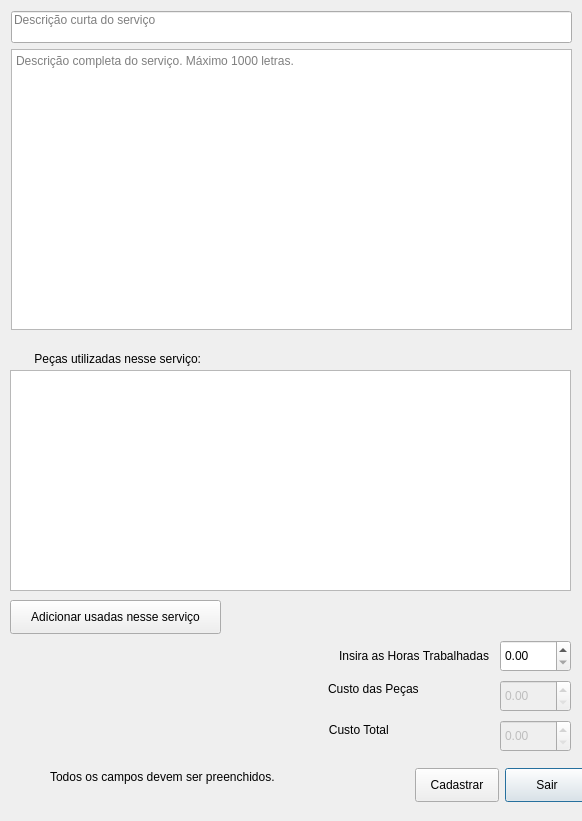
First picture: the form in addservice.ui, repository bedi1982/Oficina, before the edit.
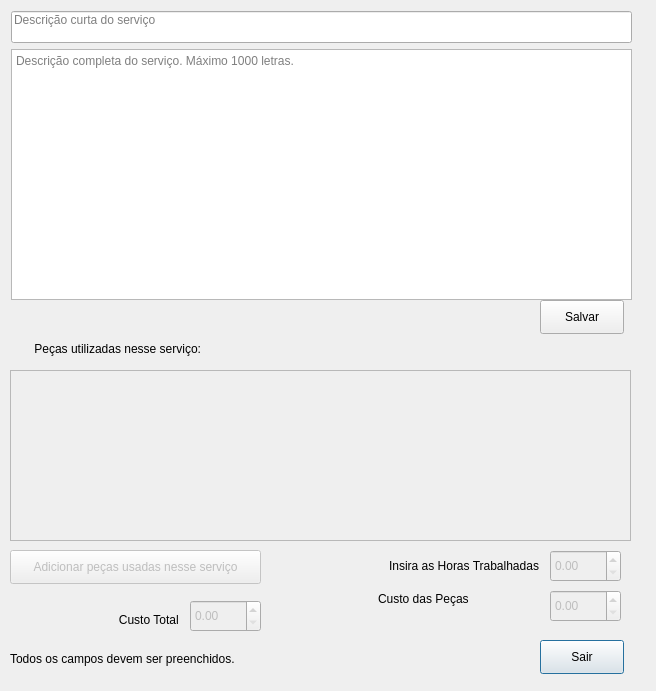
Second picture: the form after the edit.

What changed in the file:
```diff
--- a/addservice.ui
+++ b/addservice.ui
@@ -6,10 +6,16 @@
    <rect>
     <x>0</x>
     <y>0</y>
-    <width>582</width>
-    <height>821</height>
+    <width>656</width>
+    <height>691</height>
    </rect>
   </property>
+  <property name="sizePolicy">
+   <sizepolicy hsizetype="Fixed" vsizetype="Fixed">
+    <horstretch>0</horstretch>
+    <verstretch>0</verstretch>
+   </sizepolicy>
+  </property>
   <property name="minimumSize">
    <size>
     <width>560</width>
@@ -18,7 +24,7 @@
   </property>
   <property name="maximumSize">
    <size>
-    <width>453453</width>
+    <width>3454353</width>
     <height>16777215</height>
    </size>
   </property>
@@ -28,18 +34,12 @@
   <widget class="QPushButton" name="btn_Sair">
    <property name="geometry">
     <rect>
-     <x>505</x>
-     <y>768</y>
+     <x>540</x>
+     <y>640</y>
      <width>84</width>
      <height>34</height>
     </rect>
    </property>
-   <property name="sizePolicy">
-    <sizepolicy hsizetype="Fixed" vsizetype="Fixed">
-     <horstretch>0</horstretch>
-     <verstretch>0</verstretch>
-    </sizepolicy>
-   </property>
    <property name="text">
     <string>Sair</string>
    </property>
@@ -47,9 +47,9 @@
   <widget class="QLabel" name="lbl_Feedback">
    <property name="geometry">
     <rect>
-     <x>50</x>
-     <y>768</y>
-     <width>255</width>
+     <x>10</x>
+     <y>650</y>
+     <width>361</width>
      <height>18</height>
     </rect>
    </property>
@@ -60,8 +60,8 @@
   <widget class="QPushButton" name="btn_Cadastrar">
    <property name="geometry">
     <rect>
-     <x>415</x>
-     <y>768</y>
+     <x>540</x>
+     <y>300</y>
      <width>84</width>
      <height>34</height>
     </rect>
@@ -73,14 +73,14 @@
     </sizepolicy>
    </property>
    <property name="text">
-    <string>Cadastrar</string>
+    <string>Salvar</string>
    </property>
   </widget>
   <widget class="QLabel" name="lbl_PartsCost">
    <property name="geometry">
     <rect>
-     <x>320</x>
-     <y>680</y>
+     <x>370</x>
+     <y>590</y>
      <width>102</width>
      <height>18</height>
     </rect>
@@ -95,8 +95,8 @@
   <widget class="QLabel" name="lbl_totlaServiceCost">
    <property name="geometry">
     <rect>
-     <x>320</x>
-     <y>721</y>
+     <x>110</x>
+     <y>611</y>
      <width>72</width>
      <height>18</height>
     </rect>
@@ -111,8 +111,8 @@
   <widget class="QLabel" name="lbl_InsertWorkCost">
    <property name="geometry">
     <rect>
-     <x>319</x>
-     <y>647</y>
+     <x>369</x>
+     <y>557</y>
      <width>170</width>
      <height>18</height>
     </rect>
@@ -125,11 +125,14 @@
    </property>
   </widget>
   <widget class="QPushButton" name="btn_Add_PartsUsedInTheService">
+   <property name="enabled">
+    <bool>false</bool>
+   </property>
    <property name="geometry">
     <rect>
      <x>10</x>
-     <y>600</y>
-     <width>211</width>
+     <y>550</y>
+     <width>251</width>
      <height>34</height>
     </rect>
    </property>
@@ -140,14 +143,14 @@
     </sizepolicy>
    </property>
    <property name="text">
-    <string>Adicionar usadas nesse serviço</string>
+    <string>Adicionar peças usadas nesse serviço</string>
    </property>
   </widget>
   <widget class="QLabel" name="lbl_Emoticon">
    <property name="geometry">
     <rect>
-     <x>50</x>
-     <y>698</y>
+     <x>10</x>
+     <y>610</y>
      <width>48</width>
      <height>48</height>
     </rect>
@@ -168,8 +171,8 @@
    </property>
    <property name="geometry">
     <rect>
-     <x>500</x>
-     <y>720</y>
+     <x>190</x>
+     <y>600</y>
      <width>71</width>
      <height>32</height>
     </rect>
@@ -184,8 +187,8 @@
    </property>
    <property name="geometry">
     <rect>
-     <x>500</x>
-     <y>680</y>
+     <x>550</x>
+     <y>590</y>
      <width>71</width>
      <height>32</height>
     </rect>
@@ -195,10 +198,13 @@
    </property>
   </widget>
   <widget class="QDoubleSpinBox" name="Spin_HandWorkCost">
+   <property name="enabled">
+    <bool>false</bool>
+   </property>
    <property name="geometry">
     <rect>
-     <x>500</x>
-     <y>640</y>
+     <x>550</x>
+     <y>550</y>
      <width>71</width>
      <height>32</height>
     </rect>
@@ -212,8 +218,8 @@
     <rect>
      <x>11</x>
      <y>49</y>
-     <width>561</width>
-     <height>281</height>
+     <width>621</width>
+     <height>251</height>
     </rect>
    </property>
    <property name="autoFormatting">
@@ -238,7 +244,7 @@
     <rect>
      <x>11</x>
      <y>11</y>
-     <width>561</width>
+     <width>621</width>
      <height>32</height>
     </rect>
    </property>
@@ -256,12 +262,15 @@
    </property>
   </widget>
   <widget class="QTableView" name="tbl_PartsUsedInService">
+   <property name="enabled">
+    <bool>false</bool>
+   </property>
    <property name="geometry">
     <rect>
      <x>10</x>
      <y>370</y>
-     <width>561</width>
-     <height>221</height>
+     <width>621</width>
+     <height>171</height>
     </rect>
    </property>
   </widget>
@@ -269,7 +278,7 @@
    <property name="geometry">
     <rect>
      <x>10</x>
-     <y>350</y>
+     <y>340</y>
      <width>191</width>
      <height>18</height>
     </rect>
```
Left out of the diff: 4 changed lines with no effect on the pictures.
